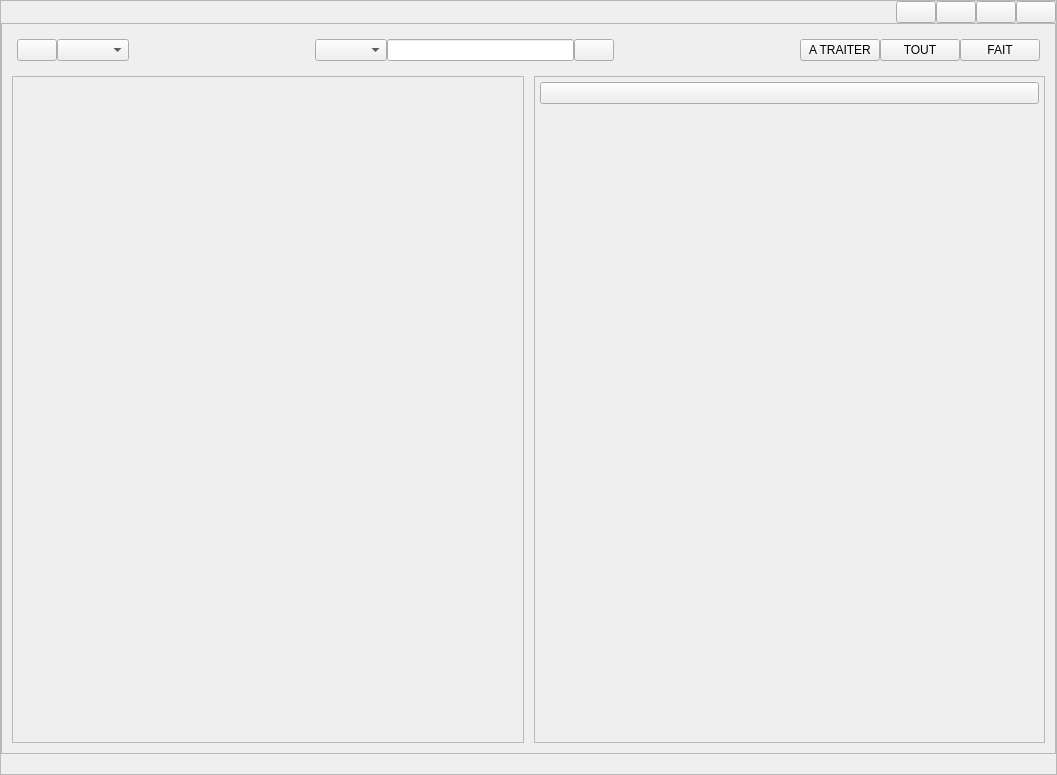
Qt form src/gui/ui/main.ui (LaM0uette/MyDLG) before a commit.
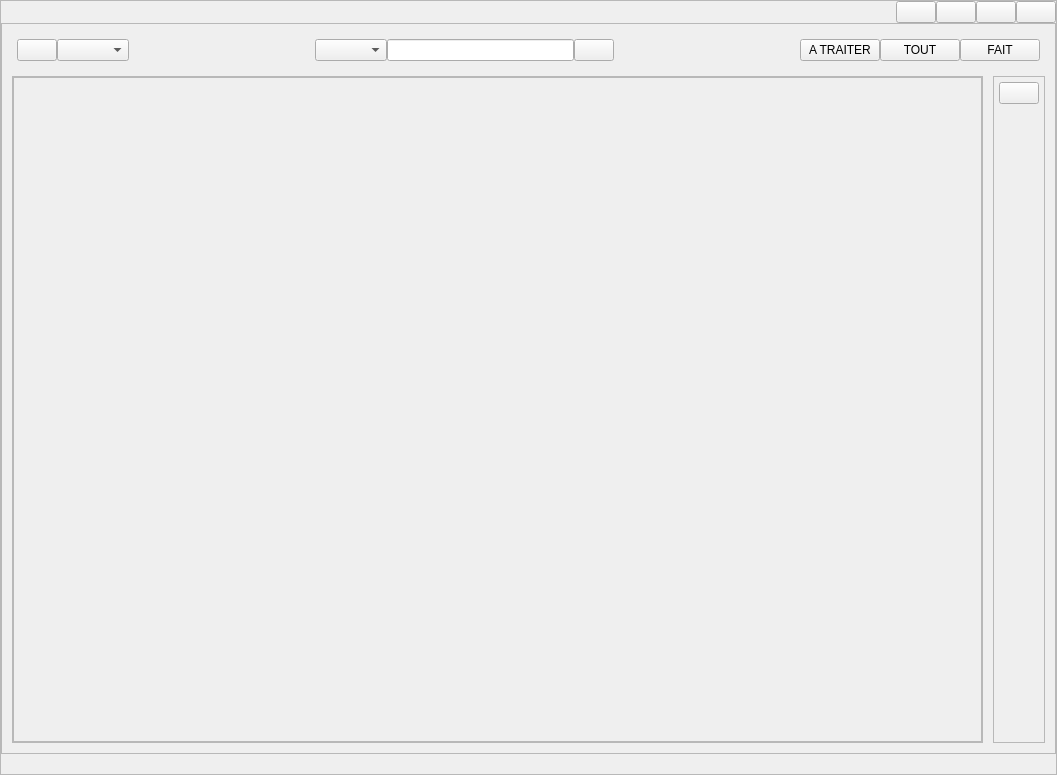
The same form after that commit.

Commit message: création des dlg au menu principal

Diff of the .ui file:
```diff
--- a/src/gui/ui/main.ui
+++ b/src/gui/ui/main.ui
@@ -369,6 +369,36 @@
                <property name="frameShadow">
                 <enum>QFrame::Raised</enum>
                </property>
+               <layout class="QVBoxLayout" name="verticalLayout_2">
+                <property name="spacing">
+                 <number>0</number>
+                </property>
+                <property name="leftMargin">
+                 <number>0</number>
+                </property>
+                <property name="topMargin">
+                 <number>0</number>
+                </property>
+                <property name="rightMargin">
+                 <number>0</number>
+                </property>
+                <property name="bottomMargin">
+                 <number>0</number>
+                </property>
+                <item>
+                 <widget class="QScrollArea" name="sca_dlg">
+                  <property name="widgetResizable">
+                   <bool>true</bool>
+                  </property>
+                  <widget class="QWidget" name="scrollAreaWidgetContents">
+                   <property name="geometry">
+                    <rect>
+                     <x>0</x>
+                     <y>0</y>
+                     <width>971</width>
+                     <height>657</height>
+                    </rect>
+                   </property>
                <layout class="QGridLayout" name="glay_dlg">
                 <property name="leftMargin">
                  <number>20</number>
@@ -385,6 +415,10 @@
                 <property name="spacing">
                  <number>20</number>
                 </property>
+                   </layout>
+                  </widget>
+                 </widget>
+                </item>
                </layout>
               </widget>
              </item>
```
Lines whose indentation alone changed are shown as unchanged.
